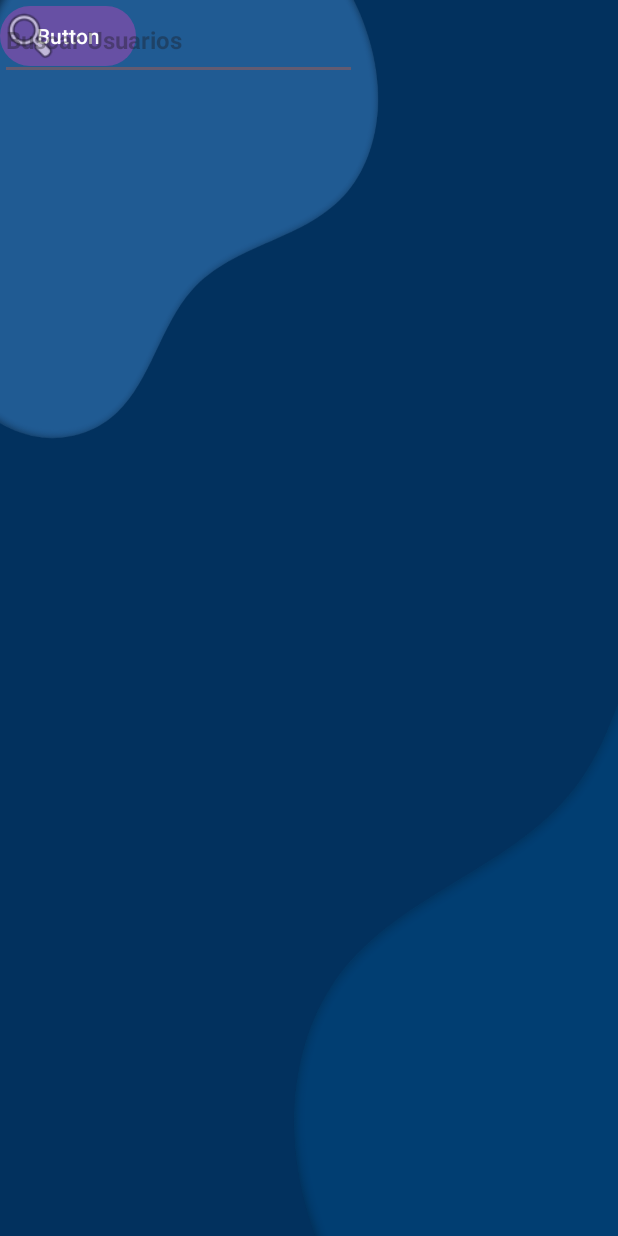
After one commit to noelh55/ProyectoFinalPMI, an Android app: the ActivityBuscarU screen opened directly, with no data from a screen before it, on a phone screen of 412 x 824 dp. The commit adds this screen. Run offline under Robolectric (Android 15) with nearby library versions, the phone set to English and light mode, and no system bars.

Commit message:
06/11/23

```diff
--- a/app/src/main/AndroidManifest.xml
+++ b/app/src/main/AndroidManifest.xml
@@ -12,6 +12,9 @@
         android:supportsRtl="true"
         android:theme="@style/Theme.ProyectoFinalPMI"
         tools:targetApi="31">
+        <activity
+            android:name=".ActivityBuscarU"
+            android:exported="false" />
         <activity
             android:name=".ActivityCrearG"
             android:exported="false" />
--- /dev/null
+++ b/app/src/main/java/com/example/proyectofinalpmi/ActivityBuscarU.java
@@ -0,0 +1,37 @@
+package com.example.proyectofinalpmi;
+
+import androidx.appcompat.app.AppCompatActivity;
+
+import android.os.Bundle;
+import android.view.View;
+import android.widget.Button;
+import android.widget.FrameLayout;
+import android.widget.LinearLayout;
+
+public class ActivityBuscarU extends AppCompatActivity {
+
+    private LinearLayout menuLayout;
+    private FrameLayout mainContent;
+    private Button toggleMenuButton;
+
+    @Override
+    protected void onCreate(Bundle savedInstanceState) {
+        super.onCreate(savedInstanceState);
+        setContentView(R.layout.activity_buscar_u);
+
+        menuLayout = findViewById(R.id.menuLayout);
+        mainContent = findViewById(R.id.mainContent);
+        toggleMenuButton = findViewById(R.id.toggleMenuButton);
+
+        toggleMenuButton.setOnClickListener(new View.OnClickListener() {
+            @Override
+            public void onClick(View v) {
+                if (menuLayout.getVisibility() == View.VISIBLE) {
+                    menuLayout.setVisibility(View.GONE);
+                } else {
+                    menuLayout.setVisibility(View.VISIBLE);
+                }
+            }
+        });
+    }
+}
--- /dev/null
+++ b/app/src/main/res/color/colormenubackground.xml
@@ -0,0 +1,4 @@
+<?xml version="1.0" encoding="utf-8"?>
+<selector xmlns:android="http://schemas.android.com/apk/res/android">
+
+</selector>
--- a/app/src/main/res/layout/activity_add_p.xml
+++ b/app/src/main/res/layout/activity_add_p.xml
@@ -40,7 +40,6 @@
         android:layout_marginEnd="260dp"
         app:layout_constraintEnd_toEndOf="parent"
         app:layout_constraintHorizontal_bias="0.113"
-        app:layout_constraintStart_toEndOf="@+id/textView2"
         app:srcCompat="@android:drawable/ic_menu_add"
         tools:layout_editor_absoluteY="98dp" />
 
--- /dev/null
+++ b/app/src/main/res/layout/activity_buscar_u.xml
@@ -0,0 +1,63 @@
+<?xml version="1.0" encoding="utf-8"?>
+<androidx.constraintlayout.widget.ConstraintLayout xmlns:android="http://schemas.android.com/apk/res/android"
+    xmlns:app="http://schemas.android.com/apk/res-auto"
+    xmlns:tools="http://schemas.android.com/tools"
+    android:layout_width="match_parent"
+    android:layout_height="match_parent"
+    android:background="@drawable/back"
+    android:textAlignment="center"
+    android:orientation="horizontal"
+    tools:context=".ActivityBuscarU">
+
+    <!-- Menú (izquierdo) -->
+    <LinearLayout
+        android:id="@+id/menuLayout"
+        android:layout_width="0dp"
+        android:layout_height="match_parent"
+        android:layout_weight="1"
+        android:background="@color/colormenubackground"
+        android:visibility="visible"
+        android:orientation="vertical">
+        <!-- Agrega elementos del menú aquí -->
+    </LinearLayout>
+
+    <!-- Contenido principal -->
+    <FrameLayout
+        android:id="@+id/mainContent"
+        android:layout_width="0dp"
+        android:layout_height="match_parent"
+        android:layout_weight="3">
+        <!-- Agrega el contenido principal aquí -->
+        <Button
+            android:id="@+id/toggleMenuButton"
+            android:layout_width="wrap_content"
+            android:layout_height="wrap_content"
+            android:text="Button" />
+    </FrameLayout>
+
+    <ImageView
+        android:id="@+id/imageView"
+        android:layout_width="40dp"
+        android:layout_height="47dp"
+        app:srcCompat="@android:drawable/ic_menu_search"
+        tools:layout_editor_absoluteX="98dp"
+        tools:layout_editor_absoluteY="7dp" />
+
+    <EditText
+        android:id="@+id/searchEditText"
+        android:layout_width="238dp"
+        android:layout_height="53dp"
+        android:hint="Buscar Usuarios"
+        android:inputType="text"
+        android:textColor="#FFFFFF"
+        android:textSize="16sp"
+        android:textStyle="bold"
+        tools:layout_editor_absoluteX="147dp" />
+
+    <ListView
+        android:layout_width="320dp"
+        android:layout_height="647dp"
+        tools:layout_editor_absoluteX="92dp"
+        tools:layout_editor_absoluteY="83dp" />
+
+</androidx.constraintlayout.widget.ConstraintLayout>
--- a/app/src/main/res/layout/activity_reenvio.xml
+++ b/app/src/main/res/layout/activity_reenvio.xml
@@ -59,7 +59,7 @@
 
     <TextView
         android:id="@+id/textView3"
-        android:layout_width="wrap_content"
+        android:layout_width="387dp"
         android:layout_height="wrap_content"
         android:layout_gravity="center"
         android:layout_marginStart="10dp"
```
